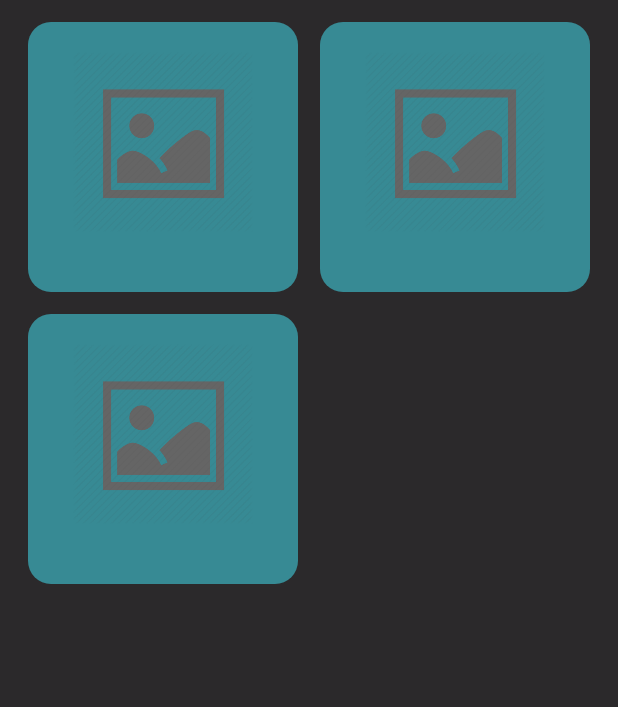
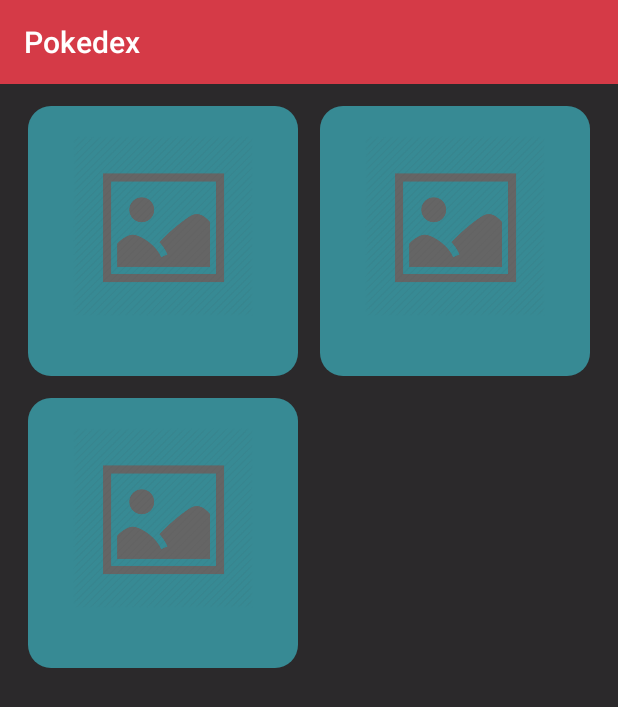
Before and after one commit to vladdovgal/Pokedex, an Android app: the layout fragment_pokemon_list.xml on its own in the app's theme, with its tools: preview values and no code run, on a phone screen of 412 x 824 dp. Shown: the top 707 px of the screen. Run offline under Robolectric (Android 15) with nearby library versions, the phone set to English and light mode, and no system bars.

Commit message:
add animations

```diff
--- a/app/src/main/java/com/epam/pockedox/view/MainActivity.kt
+++ b/app/src/main/java/com/epam/pockedox/view/MainActivity.kt
@@ -1,13 +1,13 @@
 package com.epam.pockedox.view
 
 import android.os.Bundle
+import androidx.appcompat.app.AppCompatActivity
 import com.epam.pockedox.R
 
-class MainActivity : BaseActivity() {
+class MainActivity : AppCompatActivity() {
 
     override fun onCreate(savedInstanceState: Bundle?) {
         super.onCreate(savedInstanceState)
         setContentView(R.layout.activity_main)
     }
-
 }
--- a/app/src/main/res/layout/fragment_pokemon_list.xml
+++ b/app/src/main/res/layout/fragment_pokemon_list.xml
@@ -17,11 +17,21 @@
         tools:context=".view.MainActivity"
         android:background="@color/colorBackground">
 
+        <androidx.appcompat.widget.Toolbar
+            android:id="@+id/toolbar"
+            android:layout_width="match_parent"
+            android:layout_height="?attr/actionBarSize"
+            android:background="@color/colorPrimary"
+            app:title="@string/app_name"
+            app:layout_constraintTop_toTopOf="parent"
+            app:layout_constraintStart_toStartOf="parent"
+            />
+
         <androidx.recyclerview.widget.RecyclerView
             android:id="@+id/rvPokemons"
             android:layout_width="wrap_content"
             android:layout_height="wrap_content"
-            app:layout_constraintTop_toTopOf="parent"
+            app:layout_constraintTop_toBottomOf="@id/toolbar"
             app:layout_constraintStart_toStartOf="parent"
             app:layout_constraintEnd_toEndOf="parent"
             app:layoutManager="androidx.recyclerview.widget.GridLayoutManager"
--- a/app/src/main/res/navigation/nav_graph.xml
+++ b/app/src/main/res/navigation/nav_graph.xml
@@ -12,7 +12,9 @@
         tools:layout="@layout/fragment_pokemon_list">
         <action
             android:id="@+id/action_pokemonListFragment_to_pokemonDetailsFragment"
-            app:destination="@id/pokemonDetailsFragment" />
+            app:destination="@id/pokemonDetailsFragment"
+            app:enterAnim="@anim/slide_in"
+            app:popExitAnim="@anim/slide_out"/>
     </fragment>
     <fragment
         android:id="@+id/pokemonDetailsFragment"
```
Also changed, not shown: app/src/main/java/com/epam/pockedox/view/BaseActivity.kt (deleted, +0 -9 lines), app/src/main/java/com/epam/pockedox/view/fragments/PokemonDetailsFragment.kt (+13 -9 lines), app/src/main/java/com/epam/pockedox/view/fragments/PokemonListFragment.kt (+13 -8 lines), app/src/main/res/anim/slide_in.xml (added, +7 -0 lines), app/src/main/res/anim/slide_out.xml (added, +7 -0 lines), app/src/main/res/layout/activity_main.xml (+11 -11 lines), app/src/main/res/layout/fragment_pokemon_details.xml (+14 -4 lines).
